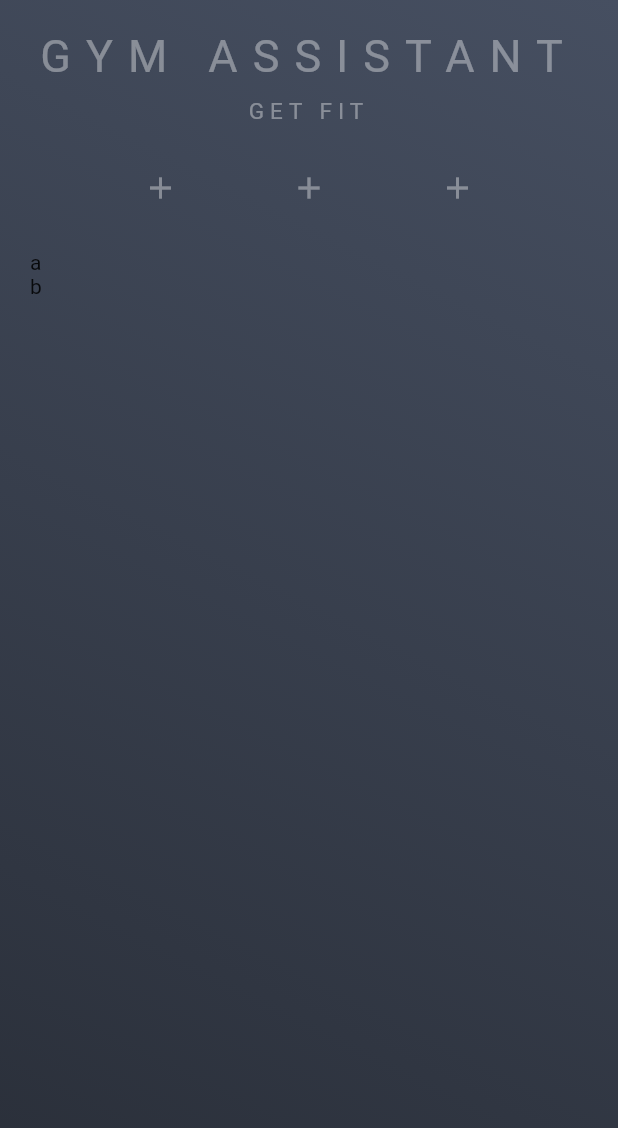
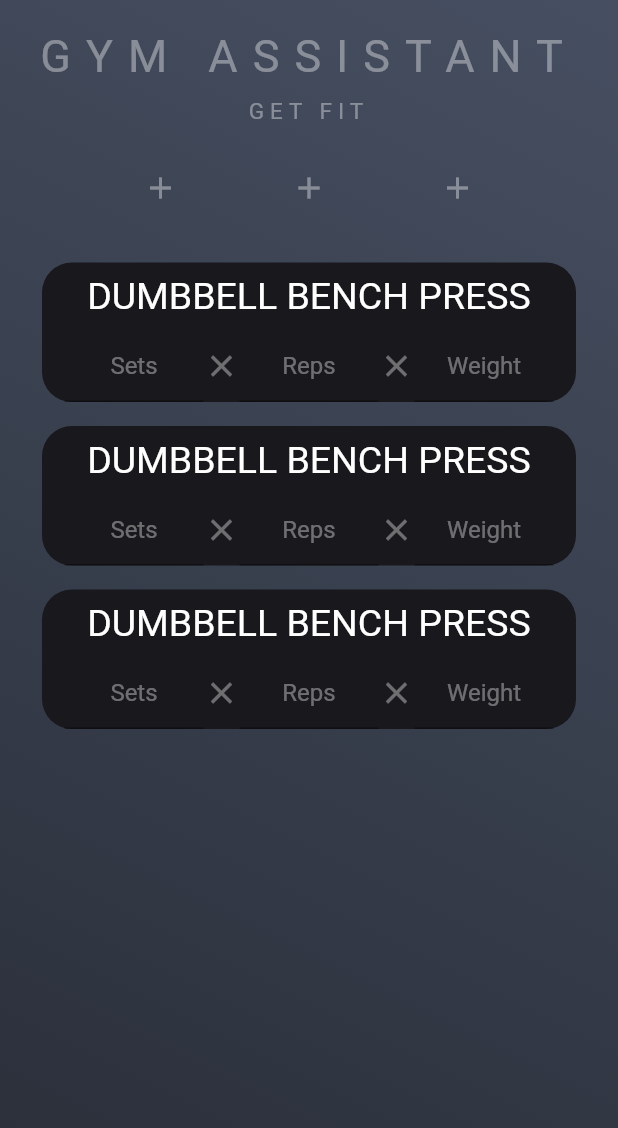
Before and after one commit to PeterMaged97/gym-assistant, a Flutter app: the screen it shows after launch, on a phone screen of 412 x 824 dp. Shown: the top 1128 px of the screen. Run offline on Flutter 3.47's test engine with Material 2 defaults, Android fonts, the phone set to English and light mode, and no system bars; our stand-ins replace expandable.

Commit message:
Added exercise cards with basic functionality.

```diff
--- /dev/null
+++ b/lib/Components/expandable.dart
@@ -0,0 +1,23 @@
+import 'package:expandable/expandable.dart';
+import 'package:flutter/material.dart';
+
+class ExpandableWrapper extends StatelessWidget {
+
+  //needs an ExpandableButton to be expanded
+  final Widget collapsed;
+  //needs an ExpandableButton to be collapsed
+  final Widget expanded;
+
+  ExpandableWrapper({this.collapsed, this.expanded});
+
+  @override
+  Widget build(BuildContext context) {
+    return ExpandableNotifier(
+      // <-- Provides ExpandableController to its children
+      child: Expandable(
+        collapsed: collapsed,
+        expanded: expanded,
+      ),
+    );
+  }
+}
--- /dev/null
+++ b/lib/Components/volume_input_field.dart
@@ -0,0 +1,33 @@
+import 'package:flutter/material.dart';
+import 'package:flutter/services.dart';
+import 'package:get_ripped/constants.dart';
+
+class VolumeInputField extends StatelessWidget {
+
+  VolumeInputField(this.hintText);
+
+  final String hintText;
+
+  @override
+  Widget build(BuildContext context) {
+    return Expanded(
+      child: TextField(
+        decoration: InputDecoration(
+            focusedBorder: UnderlineInputBorder(
+              borderSide:
+              BorderSide(color: Colors.white),
+            ),
+            hintText: hintText,
+            hintStyle:
+            TextStyle(color: kPrimaryColor)),
+        style: TextStyle(color: Colors.white),
+        textAlign: TextAlign.center,
+        cursorColor: Colors.white,
+        keyboardType: TextInputType.number,
+        inputFormatters: <TextInputFormatter>[
+          FilteringTextInputFormatter.allow(RegExp(r'[0-9]')),
+        ],
+      ),
+    );
+  }
+}
--- a/lib/Screens/home_screen.dart
+++ b/lib/Screens/home_screen.dart
@@ -1,13 +1,15 @@
+import 'package:flutter/cupertino.dart';
 import 'package:flutter/material.dart';
 import 'package:expandable/expandable.dart';
 import 'package:flutter/services.dart';
+import 'package:get_ripped/Components/expandable.dart';
+import 'package:get_ripped/Components/volume_input_field.dart';
 import 'package:get_ripped/constants.dart';
 
 class HomeScreen extends StatelessWidget {
-
   @override
   Widget build(BuildContext context) {
-    List<String> dummy = ['a','b'];
+    List<String> dummy = ['a', 'b'];
     return Material(
       child: Container(
         decoration: BoxDecoration(
@@ -33,7 +35,9 @@ class HomeScreen extends StatelessWidget {
                     fontSize: 30,
                   ),
                 ),
-                SizedBox(height: 10,),
+                SizedBox(
+                  height: 10,
+                ),
                 Text(
                   'GET FIT',
                   textAlign: TextAlign.center,
@@ -43,23 +47,69 @@ class HomeScreen extends StatelessWidget {
                     fontSize: 15,
                   ),
                 ),
-                SizedBox(height: 30,),
+                SizedBox(
+                  height: 30,
+                ),
                 Row(
                   mainAxisAlignment: MainAxisAlignment.spaceEvenly,
                   children: [
-                    Icon(Icons.add, color: kPrimaryColor,),
-                    Icon(Icons.add, color: kPrimaryColor,),
-                    Icon(Icons.add, color: kPrimaryColor,),
+                    Icon(
+                      Icons.add,
+                      color: kPrimaryColor,
+                    ),
+                    Icon(
+                      Icons.add,
+                      color: kPrimaryColor,
+                    ),
+                    Icon(
+                      Icons.add,
+                      color: kPrimaryColor,
+                    ),
                   ],
                 ),
-                SizedBox(height: 30,),
+                SizedBox(
+                  height: 30,
+                ),
                 ListView.builder(
                   scrollDirection: Axis.vertical,
                   shrinkWrap: true,
-                  itemCount: 2,
-                  itemBuilder:(context, index) {
-                    return Container(
-                      child: Text('${dummy[index]}'),
+                  itemCount: 3,
+                  itemBuilder: (context, index) {
+                    return Padding(
+                      padding: const EdgeInsets.all(8.0),
+                      child: Container(
+                        child: Column(
+                          children: [
+                            Container(
+                              child: Padding(
+                                padding: const EdgeInsets.all(8.0),
+                                child: Text(
+                                  'DUMBBELL BENCH PRESS',
+                                  style: TextStyle(
+                                      fontSize: 25, color: Colors.white),
+                                ),
+                              ),
+                            ),
+                            Padding(
+                              padding:
+                                  const EdgeInsets.symmetric(horizontal: 15),
+                              child: Row(
+                                mainAxisAlignment: MainAxisAlignment.center,
+                                children: [
+                                  VolumeInputField('Sets'),
+                                  Icon(Icons.close, color: kPrimaryColor),
+                                  VolumeInputField('Reps'),
+                                  Icon(Icons.close, color: kPrimaryColor),
+                                  VolumeInputField('Weight'),
+                                ],
+                              ),
+                            )
+                          ],
+                        ),
+                        decoration: BoxDecoration(
+                            borderRadius: BorderRadius.circular(20),
+                            color: kTertiaryBackgroundColor),
+                      ),
                     );
                   },
                 ),
--- a/lib/constants.dart
+++ b/lib/constants.dart
@@ -3,3 +3,4 @@ import 'package:flutter/material.dart';
 final Color kPrimaryBackgroundColor = Color(0xFF464F61);
 final Color kSecondaryBackgroundColor = Color(0xFF292E38);
 final Color kPrimaryColor = Color(0x60FFFFFF);
+final Color kTertiaryBackgroundColor = Color(0xFF18181D);
```
